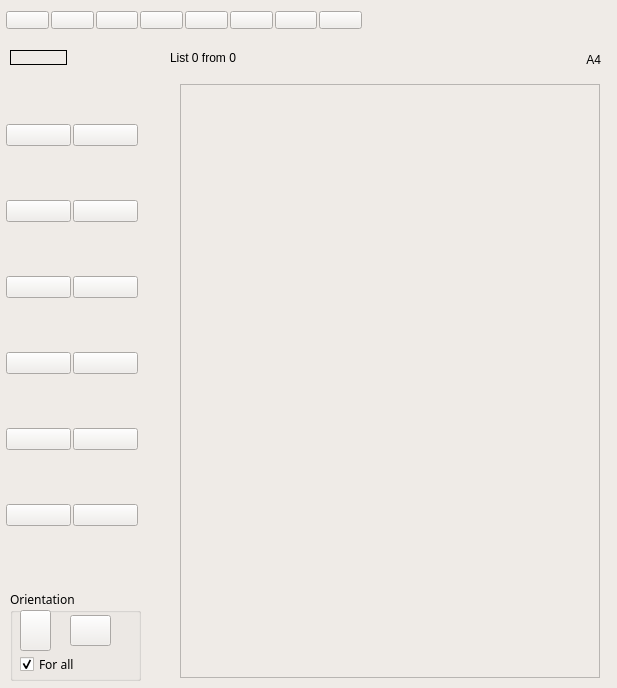
The window that mainwindow.ui (viktand/vap4) describes before a commit, drawn with Qt 5.
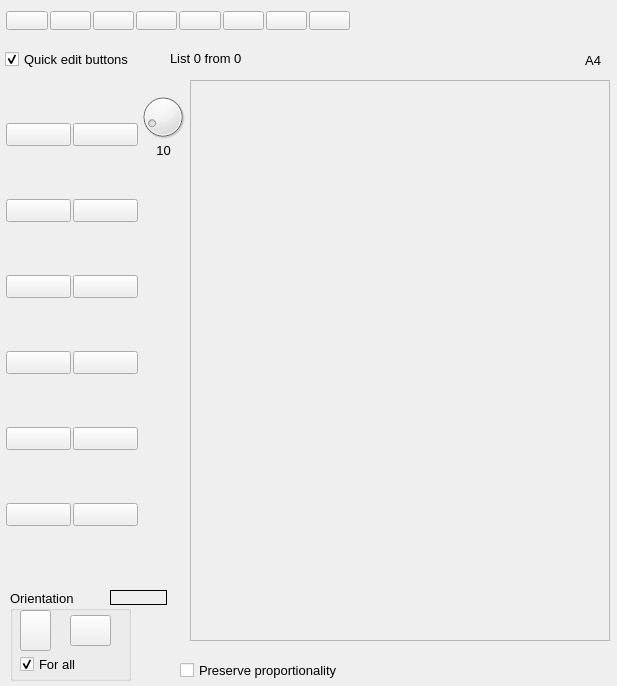
The same window after the commit. Icons and pictures are not drawn.

```diff
--- a/mainwindow.ui
+++ b/mainwindow.ui
@@ -7,72 +7,14 @@
     <x>0</x>
     <y>0</y>
     <width>617</width>
-    <height>688</height>
+    <height>686</height>
    </rect>
   </property>
-  <property name="palette">
-   <palette>
-    <active>
-     <colorrole role="Button">
-      <brush brushstyle="SolidPattern">
-       <color alpha="255">
-        <red>240</red>
-        <green>237</green>
-        <blue>233</blue>
-       </color>
-      </brush>
-     </colorrole>
-     <colorrole role="Window">
-      <brush brushstyle="SolidPattern">
-       <color alpha="255">
-        <red>241</red>
-        <green>238</green>
-        <blue>234</blue>
-       </color>
-      </brush>
-     </colorrole>
-    </active>
-    <inactive>
-     <colorrole role="Button">
-      <brush brushstyle="SolidPattern">
-       <color alpha="255">
-        <red>240</red>
-        <green>237</green>
-        <blue>233</blue>
-       </color>
-      </brush>
-     </colorrole>
-     <colorrole role="Window">
-      <brush brushstyle="SolidPattern">
-       <color alpha="255">
-        <red>239</red>
-        <green>235</green>
-        <blue>231</blue>
-       </color>
-      </brush>
-     </colorrole>
-    </inactive>
-    <disabled>
-     <colorrole role="Button">
-      <brush brushstyle="SolidPattern">
-       <color alpha="255">
-        <red>240</red>
-        <green>237</green>
-        <blue>233</blue>
-       </color>
-      </brush>
-     </colorrole>
-     <colorrole role="Window">
-      <brush brushstyle="SolidPattern">
-       <color alpha="255">
-        <red>239</red>
-        <green>235</green>
-        <blue>231</blue>
-       </color>
-      </brush>
-     </colorrole>
-    </disabled>
-   </palette>
+  <property name="font">
+   <font>
+    <family>Ubuntu</family>
+    <pointsize>10</pointsize>
+   </font>
   </property>
   <property name="windowTitle">
    <string>Fast print</string>
@@ -89,8 +31,8 @@
      <rect>
       <x>0</x>
       <y>0</y>
-      <width>373</width>
-      <height>40</height>
+      <width>361</width>
+      <height>41</height>
      </rect>
     </property>
     <layout class="QHBoxLayout" name="horizontalLayout">
@@ -244,7 +186,7 @@
       <x>0</x>
       <y>70</y>
       <width>140</width>
-      <height>511</height>
+      <height>512</height>
      </rect>
     </property>
     <layout class="QGridLayout" name="gridLayout">
@@ -494,10 +436,10 @@
    <widget class="QFrame" name="sheet">
     <property name="geometry">
      <rect>
-      <x>180</x>
-      <y>84</y>
+      <x>190</x>
+      <y>80</y>
       <width>420</width>
-      <height>594</height>
+      <height>561</height>
      </rect>
     </property>
     <property name="frameShape">
@@ -557,6 +499,11 @@
       <height>16</height>
      </rect>
     </property>
+    <property name="font">
+     <font>
+      <pointsize>10</pointsize>
+     </font>
+    </property>
     <property name="text">
      <string>List 0 from 0</string>
     </property>
@@ -570,6 +517,11 @@
       <height>20</height>
      </rect>
     </property>
+    <property name="font">
+     <font>
+      <family>Ubuntu</family>
+     </font>
+    </property>
     <property name="text">
      <string>A4</string>
     </property>
@@ -580,8 +532,8 @@
    <widget class="QLabel" name="list">
     <property name="geometry">
      <rect>
-      <x>10</x>
-      <y>50</y>
+      <x>110</x>
+      <y>590</y>
       <width>57</width>
       <height>15</height>
      </rect>
@@ -604,13 +556,13 @@
      <rect>
       <x>10</x>
       <y>590</y>
-      <width>131</width>
+      <width>121</width>
       <height>91</height>
      </rect>
     </property>
     <property name="font">
      <font>
-      <family>Sans Serif</family>
+      <family>Ubuntu</family>
       <weight>50</weight>
       <italic>false</italic>
       <bold>false</bold>
@@ -658,6 +610,14 @@
        <height>21</height>
       </rect>
      </property>
+     <property name="font">
+      <font>
+       <family>Ubuntu</family>
+       <weight>50</weight>
+       <italic>false</italic>
+       <bold>false</bold>
+      </font>
+     </property>
      <property name="text">
       <string>For all</string>
      </property>
@@ -666,6 +626,89 @@
      </property>
     </widget>
    </widget>
+   <widget class="QCheckBox" name="checkBox_2">
+    <property name="geometry">
+     <rect>
+      <x>5</x>
+      <y>49</y>
+      <width>141</width>
+      <height>21</height>
+     </rect>
+    </property>
+    <property name="text">
+     <string>Quick edit buttons</string>
+    </property>
+    <property name="checked">
+     <bool>true</bool>
+    </property>
+   </widget>
+   <widget class="QCheckBox" name="checkBox_3">
+    <property name="geometry">
+     <rect>
+      <x>180</x>
+      <y>660</y>
+      <width>281</width>
+      <height>21</height>
+     </rect>
+    </property>
+    <property name="text">
+     <string>Preserve proportionality</string>
+    </property>
+   </widget>
+   <widget class="QDial" name="dial">
+    <property name="geometry">
+     <rect>
+      <x>138</x>
+      <y>92</y>
+      <width>50</width>
+      <height>50</height>
+     </rect>
+    </property>
+    <property name="maximum">
+     <number>100</number>
+    </property>
+    <property name="value">
+     <number>10</number>
+    </property>
+    <property name="orientation">
+     <enum>Qt::Horizontal</enum>
+    </property>
+   </widget>
+   <widget class="QLabel" name="label_4">
+    <property name="geometry">
+     <rect>
+      <x>151</x>
+      <y>72</y>
+      <width>24</width>
+      <height>24</height>
+     </rect>
+    </property>
+    <property name="text">
+     <string/>
+    </property>
+    <property name="pixmap">
+     <pixmap resource="res.qrc">:/new/prefix1/marg</pixmap>
+    </property>
+    <property name="scaledContents">
+     <bool>true</bool>
+    </property>
+   </widget>
+   <widget class="QLabel" name="label_5">
+    <property name="geometry">
+     <rect>
+      <x>148</x>
+      <y>140</y>
+      <width>31</width>
+      <height>20</height>
+     </rect>
+    </property>
+    <property name="text">
+     <string>10</string>
+    </property>
+    <property name="alignment">
+     <set>Qt::AlignCenter</set>
+    </property>
+   </widget>
    <zorder>list</zorder>
    <zorder>horizontalLayoutWidget</zorder>
    <zorder>gridLayoutWidget</zorder>
```
Left out of the diff: 5 changed lines with no effect on the pictures.
